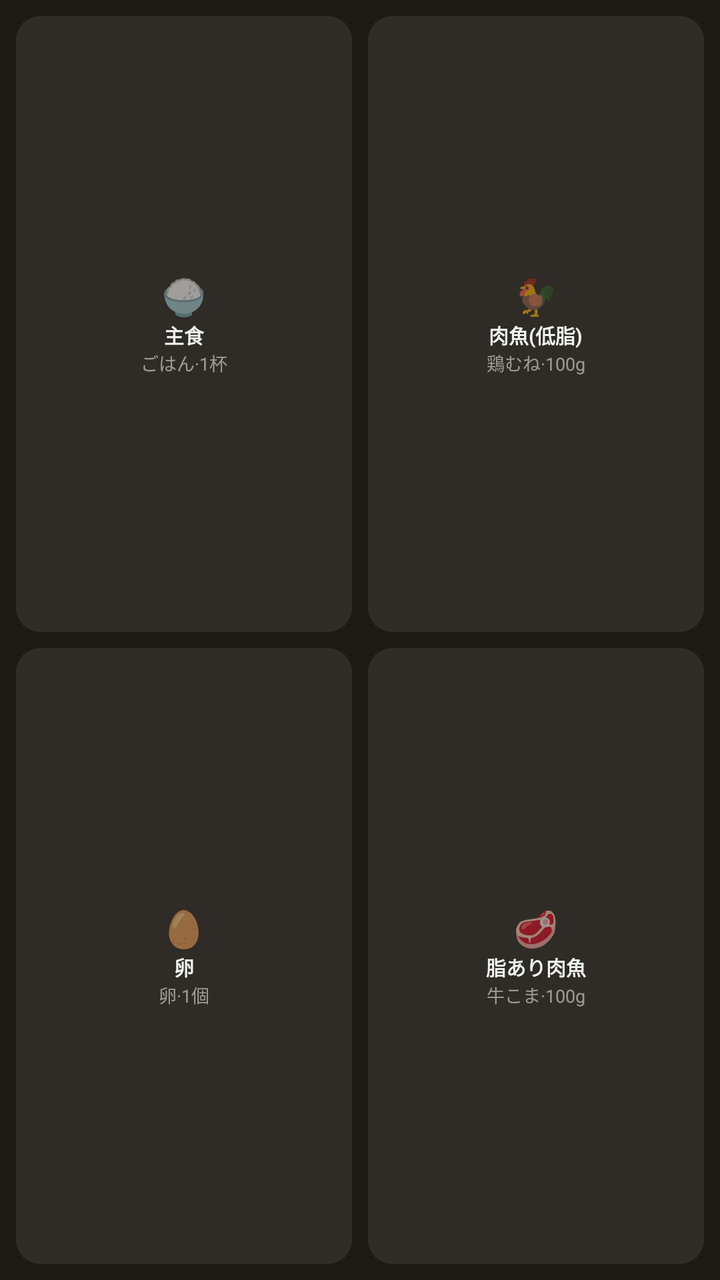
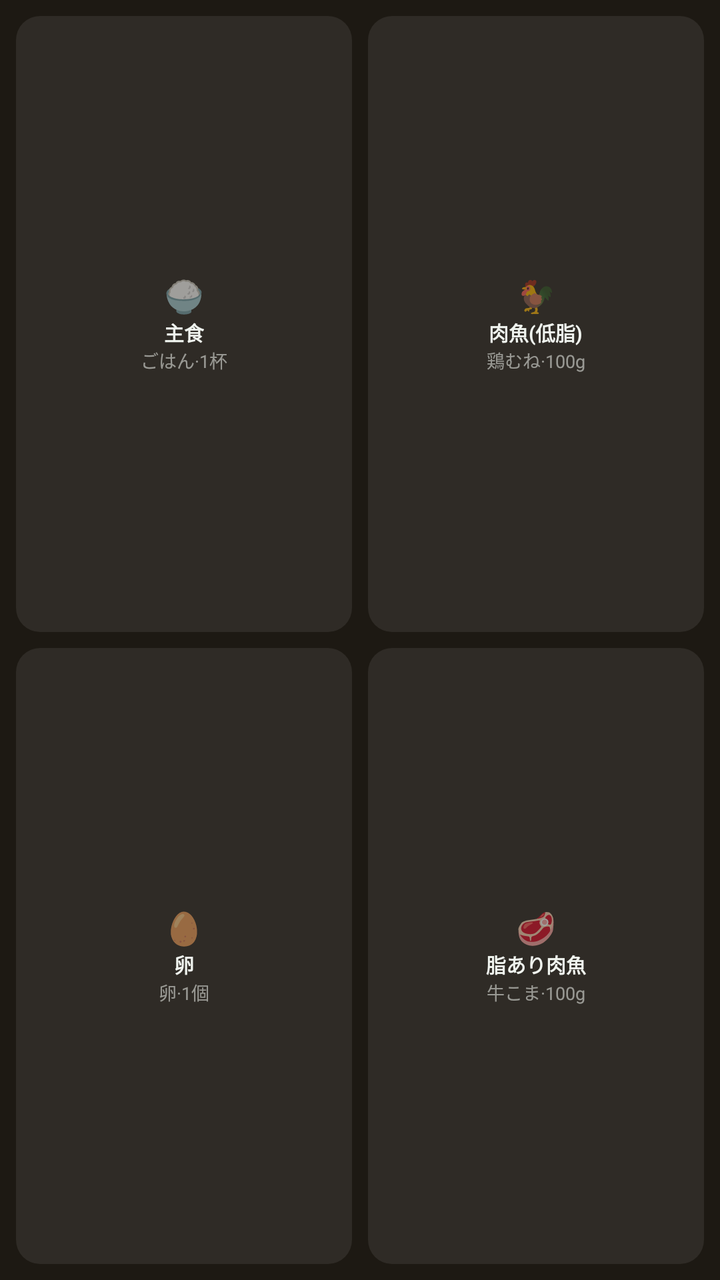

The first picture is an Android layout as it rendered before a commit; the second is the same layout after the commit. The layout source and the unified diff follow.
<!-- AndroidManifest.xml: application theme AppTheme -->
<!-- res/layout/widget_preview_2x2.xml -->
<?xml version="1.0" encoding="utf-8"?>
<LinearLayout xmlns:android="http://schemas.android.com/apk/res/android"
    android:layout_width="110dp"
    android:layout_height="110dp"
    android:background="@color/widget_surface_inverse"
    android:orientation="vertical"
    android:padding="4dp">

    <LinearLayout
        android:layout_width="match_parent"
        android:layout_height="0dp"
        android:layout_weight="1"
        android:orientation="horizontal">

        <LinearLayout android:layout_width="0dp" android:layout_height="match_parent" android:layout_weight="1" android:layout_margin="4dp" android:background="@drawable/widget_btn_bg" android:orientation="vertical" android:gravity="center">
            <TextView android:layout_width="wrap_content" android:layout_height="wrap_content" android:text="🍚" android:textSize="18sp"/>
            <TextView android:layout_width="wrap_content" android:layout_height="wrap_content" android:text="主食" android:textColor="@color/widget_text_primary" android:textSize="10sp" android:textStyle="bold"/>
            <TextView android:layout_width="wrap_content" android:layout_height="wrap_content" android:text="ごはん·1杯" android:textColor="@color/widget_text_secondary" android:textSize="9sp"/>
        </LinearLayout>

        <LinearLayout android:layout_width="0dp" android:layout_height="match_parent" android:layout_weight="1" android:layout_margin="4dp" android:background="@drawable/widget_btn_bg" android:orientation="vertical" android:gravity="center">
            <TextView android:layout_width="wrap_content" android:layout_height="wrap_content" android:text="🐓" android:textSize="18sp"/>
            <TextView android:layout_width="wrap_content" android:layout_height="wrap_content" android:text="肉魚(低脂)" android:textColor="@color/widget_text_primary" android:textSize="10sp" android:textStyle="bold"/>
            <TextView android:layout_width="wrap_content" android:layout_height="wrap_content" android:text="鶏むね·100g" android:textColor="@color/widget_text_secondary" android:textSize="9sp"/>
        </LinearLayout>

    </LinearLayout>

    <LinearLayout
        android:layout_width="match_parent"
        android:layout_height="0dp"
        android:layout_weight="1"
        android:orientation="horizontal">

        <LinearLayout android:layout_width="0dp" android:layout_height="match_parent" android:layout_weight="1" android:layout_margin="4dp" android:background="@drawable/widget_btn_bg" android:orientation="vertical" android:gravity="center">
            <TextView android:layout_width="wrap_content" android:layout_height="wrap_content" android:text="🥚" android:textSize="18sp"/>
            <TextView android:layout_width="wrap_content" android:layout_height="wrap_content" android:text="卵" android:textColor="@color/widget_text_primary" android:textSize="10sp" android:textStyle="bold"/>
            <TextView android:layout_width="wrap_content" android:layout_height="wrap_content" android:text="卵·1個" android:textColor="@color/widget_text_secondary" android:textSize="9sp"/>
        </LinearLayout>

        <LinearLayout android:layout_width="0dp" android:layout_height="match_parent" android:layout_weight="1" android:layout_margin="4dp" android:background="@drawable/widget_btn_bg" android:orientation="vertical" android:gravity="center">
            <TextView android:layout_width="wrap_content" android:layout_height="wrap_content" android:text="🥩" android:textSize="18sp"/>
            <TextView android:layout_width="wrap_content" android:layout_height="wrap_content" android:text="脂あり肉魚" android:textColor="@color/widget_text_primary" android:textSize="10sp" android:textStyle="bold"/>
            <TextView android:layout_width="wrap_content" android:layout_height="wrap_content" android:text="牛こま·100g" android:textColor="@color/widget_text_secondary" android:textSize="9sp"/>
        </LinearLayout>

    </LinearLayout>

</LinearLayout>
<!-- resources referenced by this layout -->
<resources>
  <color name="widget_surface_inverse">#FF1D1913</color>
  <color name="widget_text_primary">#FFF0F4EF</color>
  <color name="widget_text_secondary">#8CF0F4EF</color>
  <!-- drawable widget_btn_bg (drawable) -->
  <?xml version="1.0" encoding="utf-8"?>
  <shape xmlns:android="http://schemas.android.com/apk/res/android" android:shape="rectangle">
      <solid android:color="@color/widget_btn_surface"/>
      <corners android:radius="12dp"/>
  </shape>
  <style name="AppTheme" parent="Theme.AppCompat.DayNight.NoActionBar">
      <item name="android:enforceNavigationBarContrast" tools:targetApi="29">true</item>
      <item name="android:editTextBackground">@drawable/rn_edit_text_material</item>
      <item name="colorPrimary">@color/colorPrimary</item>
      <item name="android:statusBarColor">#355E52</item>
    </style>
  <color name="widget_btn_surface">#14FFFFFF</color>
  <!-- drawable rn_edit_text_material (drawable) -->
  <?xml version="1.0" encoding="utf-8"?>
  <inset xmlns:android="http://schemas.android.com/apk/res/android"
         android:insetLeft="@dimen/abc_edit_text_inset_horizontal_material"
         android:insetRight="@dimen/abc_edit_text_inset_horizontal_material"
         android:insetTop="@dimen/abc_edit_text_inset_top_material"
         android:insetBottom="@dimen/abc_edit_text_inset_bottom_material"
         >
  
      <selector>
          
          <item android:state_enabled="false" android:drawable="@drawable/abc_textfield_default_mtrl_alpha"/>
          <item android:drawable="@drawable/abc_textfield_activated_mtrl_alpha"/>
      </selector>
  
  </inset>
  <color name="colorPrimary">#023c69</color>
</resources>

<!-- the commit's change to res/layout/widget_preview_2x2.xml (unified diff, before → after) -->
@@ -13,13 +13,13 @@
         android:orientation="horizontal">
 
         <LinearLayout android:layout_width="0dp" android:layout_height="match_parent" android:layout_weight="1" android:layout_margin="4dp" android:background="@drawable/widget_btn_bg" android:orientation="vertical" android:gravity="center">
-            <TextView android:layout_width="wrap_content" android:layout_height="wrap_content" android:text="🍚" android:textSize="18sp"/>
+            <TextView android:layout_width="wrap_content" android:layout_height="wrap_content" android:text="🍚" android:textSize="16sp"/>
             <TextView android:layout_width="wrap_content" android:layout_height="wrap_content" android:text="主食" android:textColor="@color/widget_text_primary" android:textSize="10sp" android:textStyle="bold"/>
             <TextView android:layout_width="wrap_content" android:layout_height="wrap_content" android:text="ごはん·1杯" android:textColor="@color/widget_text_secondary" android:textSize="9sp"/>
         </LinearLayout>
 
         <LinearLayout android:layout_width="0dp" android:layout_height="match_parent" android:layout_weight="1" android:layout_margin="4dp" android:background="@drawable/widget_btn_bg" android:orientation="vertical" android:gravity="center">
-            <TextView android:layout_width="wrap_content" android:layout_height="wrap_content" android:text="🐓" android:textSize="18sp"/>
+            <TextView android:layout_width="wrap_content" android:layout_height="wrap_content" android:text="🐓" android:textSize="16sp"/>
             <TextView android:layout_width="wrap_content" android:layout_height="wrap_content" android:text="肉魚(低脂)" android:textColor="@color/widget_text_primary" android:textSize="10sp" android:textStyle="bold"/>
             <TextView android:layout_width="wrap_content" android:layout_height="wrap_content" android:text="鶏むね·100g" android:textColor="@color/widget_text_secondary" android:textSize="9sp"/>
         </LinearLayout>
@@ -33,13 +33,13 @@
         android:orientation="horizontal">
 
         <LinearLayout android:layout_width="0dp" android:layout_height="match_parent" android:layout_weight="1" android:layout_margin="4dp" android:background="@drawable/widget_btn_bg" android:orientation="vertical" android:gravity="center">
-            <TextView android:layout_width="wrap_content" android:layout_height="wrap_content" android:text="🥚" android:textSize="18sp"/>
+            <TextView android:layout_width="wrap_content" android:layout_height="wrap_content" android:text="🥚" android:textSize="16sp"/>
             <TextView android:layout_width="wrap_content" android:layout_height="wrap_content" android:text="卵" android:textColor="@color/widget_text_primary" android:textSize="10sp" android:textStyle="bold"/>
             <TextView android:layout_width="wrap_content" android:layout_height="wrap_content" android:text="卵·1個" android:textColor="@color/widget_text_secondary" android:textSize="9sp"/>
         </LinearLayout>
 
         <LinearLayout android:layout_width="0dp" android:layout_height="match_parent" android:layout_weight="1" android:layout_margin="4dp" android:background="@drawable/widget_btn_bg" android:orientation="vertical" android:gravity="center">
-            <TextView android:layout_width="wrap_content" android:layout_height="wrap_content" android:text="🥩" android:textSize="18sp"/>
+            <TextView android:layout_width="wrap_content" android:layout_height="wrap_content" android:text="🥩" android:textSize="16sp"/>
             <TextView android:layout_width="wrap_content" android:layout_height="wrap_content" android:text="脂あり肉魚" android:textColor="@color/widget_text_primary" android:textSize="10sp" android:textStyle="bold"/>
             <TextView android:layout_width="wrap_content" android:layout_height="wrap_content" android:text="牛こま·100g" android:textColor="@color/widget_text_secondary" android:textSize="9sp"/>
         </LinearLayout>
